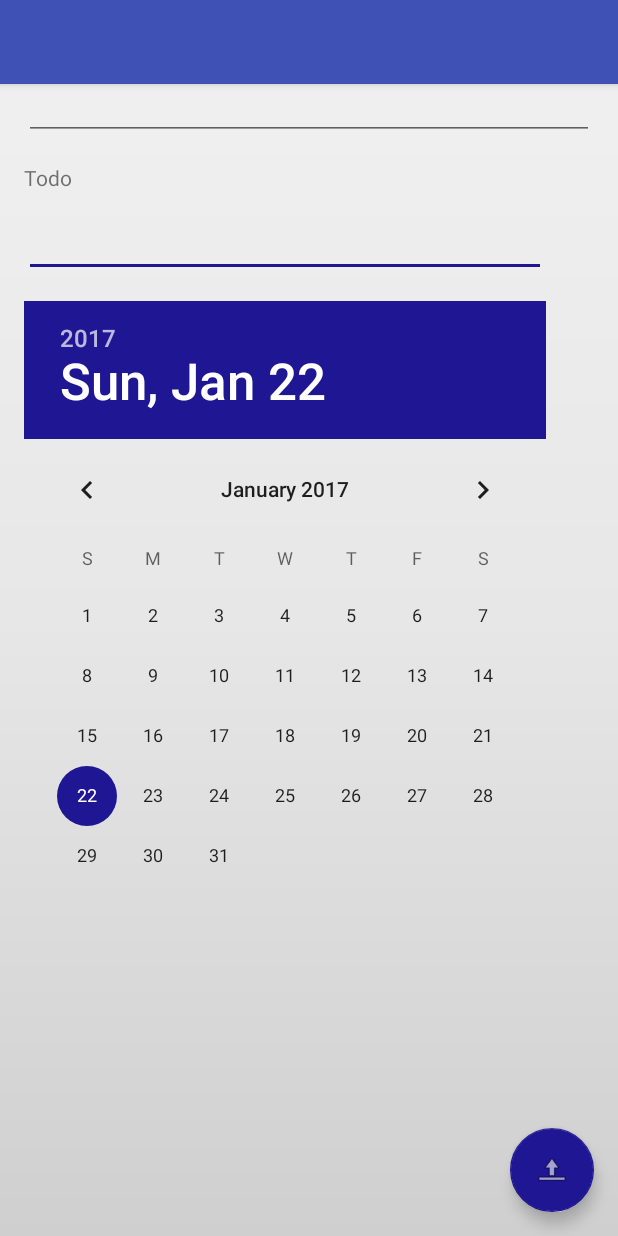
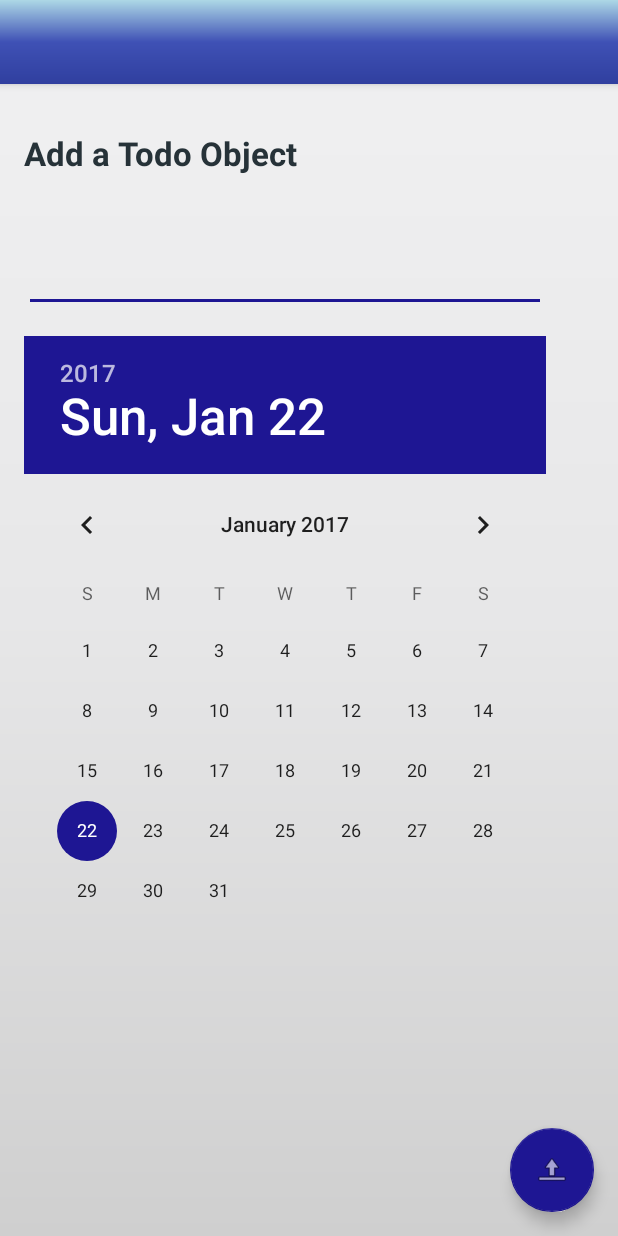
Before and after one commit to robalascott/serverdevelopment, an Android app: the TodoAddActivity screen opened directly, with no data from a screen before it, on a phone screen of 412 x 824 dp. Run offline under Robolectric (Android 15) with nearby library versions, the phone set to English and light mode, and no system bars; our stand-ins replace Firebase (no records; nobody signed in at launch, a user with empty details on screens opened directly).

Commit message:
Update
Update

```diff
--- a/Lab4/app/src/main/java/se/kth/lab4/TodoAddActivity.java
+++ b/Lab4/app/src/main/java/se/kth/lab4/TodoAddActivity.java
@@ -23,10 +23,11 @@ import java.util.Map;
 import java.util.HashMap;
 
 public class TodoAddActivity extends BaseActivity {
-    DatePicker datePicker;
-    EditText message,owner;
-    TextView labelOwner,labelMessage;
-    String DatebaseKey;
+    private DatePicker datePicker;
+    private EditText message,owner;
+    private TextView labelOwner,labelMessage;
+    private String DatebaseKey;
+    private String email = "Robert";
 
     @Override
     protected void onCreate(Bundle savedInstanceState) {
@@ -50,10 +51,8 @@ public class TodoAddActivity extends BaseActivity {
         });
     }
     public void UI(){
-        this.owner = (EditText)findViewById(R.id.ownerTextEdit);
         this.message = (EditText)findViewById(R.id.messageTextEdit);
         this.datePicker = (DatePicker) findViewById(R.id.datePicker);
-        this.labelOwner = (TextView)findViewById(R.id.ownerView);
         this.labelMessage = (TextView)findViewById(R.id.messageView);
     }
 
@@ -64,7 +63,7 @@ public class TodoAddActivity extends BaseActivity {
         String key = db.getReference(DatebaseKey).push().getKey();
         /*TodoObject*/
         Todo todo = new Todo();
-        todo.setOwner(owner.getText().toString());
+        todo.setOwner(email);
         todo.setMessage(message.getText().toString());
         todo.setDate(buildDate());
 
@@ -80,7 +79,6 @@ public class TodoAddActivity extends BaseActivity {
                 }
             });
             todo.clear();
-            owner.setText(null);
             message.setText(null);
         }else{
             Toast.makeText(this, "Fail to create",Toast.LENGTH_SHORT ).show();
--- a/Lab4/app/src/main/res/layout/activity_todo_add.xml
+++ b/Lab4/app/src/main/res/layout/activity_todo_add.xml
@@ -9,6 +9,10 @@
     tools:context="se.kth.lab4.TodoAddActivity">
 
     <include layout="@layout/toolbar" />
+    <include layout="@layout/content_todo_add"
+        android:layout_width="match_parent"
+        android:layout_height="match_parent"
+        android:layout_marginTop="?attr/actionBarSize"/>
 
     <android.support.design.widget.FloatingActionButton
         android:id="@+id/fab"
@@ -18,7 +22,6 @@
         android:layout_margin="@dimen/fab_margin"
         app:srcCompat="@android:drawable/ic_menu_upload" />
 
-    <include layout="@layout/content_todo_add"
-        android:id="@+id/content_todo_add"/>
+
 
 </android.support.design.widget.CoordinatorLayout>
--- a/Lab4/app/src/main/res/layout/content_main_channel.xml
+++ b/Lab4/app/src/main/res/layout/content_main_channel.xml
@@ -12,7 +12,7 @@
     android:paddingTop="@dimen/activity_vertical_margin"
     app:layout_behavior="@string/appbar_scrolling_view_behavior"
     tools:context="se.kth.lab4.MainChannelActivity"
-    tools:showIn="@layout/activity_main_channelActivi">
+    tools:showIn="@layout/activity_main_channel">
     <android.support.v7.widget.RecyclerView
         android:id="@+id/recycle_view"
         android:layout_width="match_parent"
--- a/Lab4/app/src/main/res/layout/content_todo_add.xml
+++ b/Lab4/app/src/main/res/layout/content_todo_add.xml
@@ -13,13 +13,6 @@
     tools:context="se.kth.lab4.TodoAddActivity"
     tools:showIn="@layout/activity_todo_add">
 
-    <TextView
-        android:text="Owners Name"
-        android:layout_width="match_parent"
-        android:layout_height="wrap_content"
-        android:layout_alignParentLeft="true"
-        android:layout_alignParentStart="true"
-        android:id="@+id/ownerView" />
 
     <DatePicker
         android:layout_width="wrap_content"
@@ -38,28 +31,20 @@
         android:ems="10"
         android:layout_marginTop="46dp"
         android:id="@+id/messageTextEdit"
-        android:layout_below="@+id/ownerTextEdit"
+        android:layout_below="@+id/messageView"
         android:layout_alignRight="@+id/datePicker"
         android:layout_alignEnd="@+id/datePicker" />
 
-    <EditText
-        android:layout_width="match_parent"
-        android:layout_height="wrap_content"
-        android:inputType="textPersonName"
-        android:ems="10"
-        android:layout_marginTop="32dp"
-        android:id="@+id/ownerTextEdit"
-        android:layout_alignParentTop="true"
-        android:layout_alignParentRight="true"
-        android:layout_alignParentEnd="true" />
 
     <TextView
-        android:text="Todo"
+        android:text="Add a Todo Object"
         android:layout_width="match_parent"
         android:layout_height="wrap_content"
         android:id="@+id/messageView"
-        android:layout_below="@+id/ownerTextEdit"
-        android:layout_alignRight="@+id/messageTextEdit"
-        android:layout_alignEnd="@+id/messageTextEdit"
+        android:textAppearance="?android:attr/textAppearanceLarge"
+        android:textColor="@color/blue_grey_900"
+        android:textStyle="bold"
+        android:layout_alignParentEnd="true"
+        android:layout_alignParentRight="true"
         android:layout_marginTop="15dp" />
 </RelativeLayout>
--- a/Lab4/app/src/main/res/layout/toolbar.xml
+++ b/Lab4/app/src/main/res/layout/toolbar.xml
@@ -6,7 +6,7 @@
     android:id="@+id/my_toolbar"
     android:layout_width="match_parent"
     android:layout_height="?attr/actionBarSize"
-    android:background="?attr/colorPrimary"
+    android:background="@drawable/bordertop"
     android:elevation="4dp"
     android:theme="@style/MyCustomTheme"
     app:popupTheme="@style/ThemeOverlay.AppCompat.Light" />
--- a/Lab4/app/src/main/res/values/strings.xml
+++ b/Lab4/app/src/main/res/values/strings.xml
@@ -24,4 +24,5 @@
     <string name="action_settings">Settings</string>
     <string name="title_activity_todo_add">TodoAddActivity</string>
     <string name="title_activity_main_channel">MainChannelActivity</string>
+    <string name="DataBaseKey">todo</string>
 </resources>
```
Also changed, not shown: Lab4/app/src/main/java/se/kth/lab4/MainChannelActivity.java (+13 -16 lines), Lab4/app/src/main/java/se/kth/lab4/TodoActivity.java (+1 -8 lines), Lab4/app/src/main/java/se/kth/lab4/TodoListActivity.java (+4 -40 lines).
